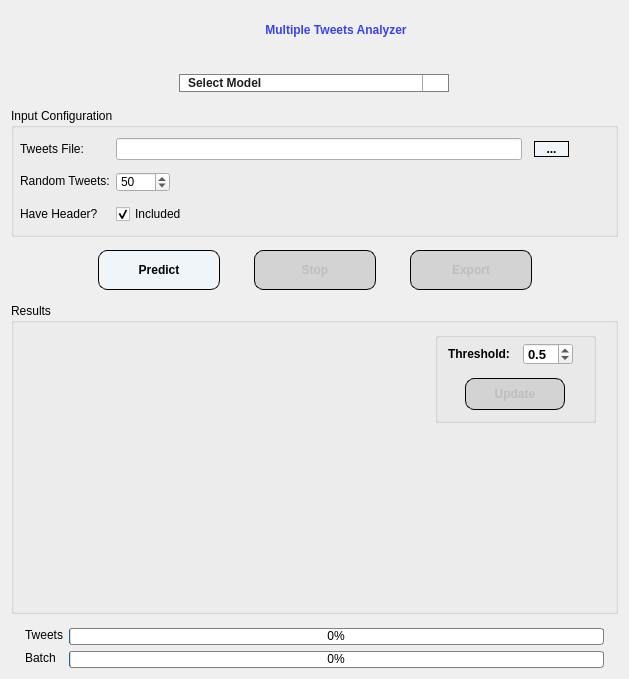
OrCo27/TwitterBotDetection, file gui/MultipleAnalyzer.ui: the form before one commit.
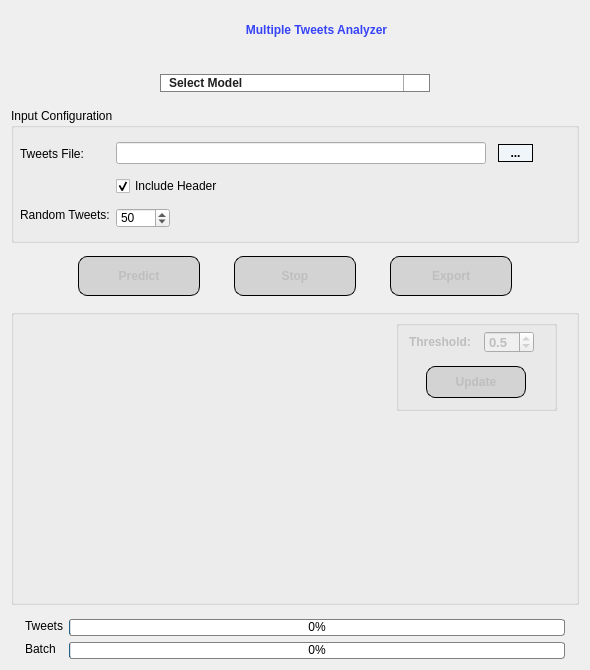
The form after the commit. Icons and pictures are not drawn. Custom widgets are drawn as their Qt base class.

Patch:
```diff
--- a/gui/MultipleAnalyzer.ui
+++ b/gui/MultipleAnalyzer.ui
@@ -6,10 +6,16 @@
    <rect>
     <x>0</x>
     <y>0</y>
-    <width>615</width>
-    <height>679</height>
+    <width>590</width>
+    <height>670</height>
    </rect>
   </property>
+  <property name="sizePolicy">
+   <sizepolicy hsizetype="Preferred" vsizetype="Preferred">
+    <horstretch>0</horstretch>
+    <verstretch>0</verstretch>
+   </sizepolicy>
+  </property>
   <property name="windowTitle">
    <string>Multiple Tweets Analyzer</string>
   </property>
@@ -254,7 +260,7 @@
     </layout>
    </item>
    <item>
-    <widget class="QGroupBox" name="horizontalGroupBox_3">
+    <widget class="QGroupBox" name="groupbox_config">
      <property name="title">
       <string>Input Configuration</string>
      </property>
@@ -274,7 +280,7 @@
       <item>
        <layout class="QVBoxLayout" name="verticalLayout">
         <property name="spacing">
-         <number>12</number>
+         <number>0</number>
         </property>
         <property name="topMargin">
          <number>0</number>
@@ -295,6 +301,13 @@
           </property>
          </widget>
         </item>
+        <item>
+         <widget class="QLabel" name="label">
+          <property name="text">
+           <string/>
+          </property>
+         </widget>
+        </item>
         <item>
          <widget class="QLabel" name="label_7">
           <property name="sizePolicy">
@@ -308,19 +321,6 @@
           </property>
          </widget>
         </item>
-        <item>
-         <widget class="QLabel" name="label_3">
-          <property name="sizePolicy">
-           <sizepolicy hsizetype="Fixed" vsizetype="Preferred">
-            <horstretch>0</horstretch>
-            <verstretch>0</verstretch>
-           </sizepolicy>
-          </property>
-          <property name="text">
-           <string>Have Header?</string>
-          </property>
-         </widget>
-        </item>
        </layout>
       </item>
       <item>
@@ -329,6 +329,17 @@
          <number>12</number>
         </property>
         <property name="topMargin">
+         <number>4</number>
+        </property>
+        <property name="bottomMargin">
+         <number>2</number>
+        </property>
+        <item>
+         <layout class="QVBoxLayout" name="verticalLayout_7">
+          <property name="topMargin">
+           <number>0</number>
+          </property>
+          <property name="bottomMargin">
          <number>0</number>
         </property>
         <item>
@@ -369,7 +380,7 @@
             <property name="minimumSize">
              <size>
               <width>35</width>
-              <height>0</height>
+                <height>18</height>
              </size>
             </property>
             <property name="maximumSize">
@@ -402,6 +413,24 @@
          </layout>
         </item>
         <item>
+           <widget class="QCheckBox" name="checkbox_header">
+            <property name="sizePolicy">
+             <sizepolicy hsizetype="Preferred" vsizetype="Fixed">
+              <horstretch>0</horstretch>
+              <verstretch>0</verstretch>
+             </sizepolicy>
+            </property>
+            <property name="text">
+             <string>Include Header</string>
+            </property>
+            <property name="checked">
+             <bool>true</bool>
+            </property>
+           </widget>
+          </item>
+         </layout>
+        </item>
+        <item>
          <layout class="QHBoxLayout" name="horizontalLayout_8">
           <property name="topMargin">
            <number>0</number>
@@ -430,7 +459,7 @@
              <number>3</number>
             </property>
             <property name="maximum">
-             <number>9000</number>
+             <number>5000</number>
             </property>
             <property name="value">
              <number>50</number>
@@ -452,42 +481,6 @@
           </item>
          </layout>
         </item>
-        <item>
-         <layout class="QHBoxLayout" name="horizontalLayout_7">
-          <property name="topMargin">
-           <number>0</number>
-          </property>
-          <item>
-           <widget class="QCheckBox" name="checkbox_header">
-            <property name="sizePolicy">
-             <sizepolicy hsizetype="Preferred" vsizetype="Fixed">
-              <horstretch>0</horstretch>
-              <verstretch>0</verstretch>
-             </sizepolicy>
-            </property>
-            <property name="text">
-             <string>Included</string>
-            </property>
-            <property name="checked">
-             <bool>true</bool>
-            </property>
-           </widget>
-          </item>
-          <item>
-           <spacer name="horizontalSpacer_3">
-            <property name="orientation">
-             <enum>Qt::Horizontal</enum>
-            </property>
-            <property name="sizeHint" stdset="0">
-             <size>
-              <width>40</width>
-              <height>20</height>
-             </size>
-            </property>
-           </spacer>
-          </item>
-         </layout>
-        </item>
        </layout>
       </item>
      </layout>
@@ -525,6 +518,9 @@
      </item>
      <item>
       <widget class="QPushButton" name="btn_start">
+       <property name="enabled">
+        <bool>false</bool>
+       </property>
        <property name="minimumSize">
         <size>
          <width>122</width>
@@ -639,8 +635,14 @@
        <verstretch>0</verstretch>
       </sizepolicy>
      </property>
+     <property name="maximumSize">
+      <size>
+       <width>16777215</width>
+       <height>300</height>
+      </size>
+     </property>
      <property name="title">
-      <string>Results</string>
+      <string/>
      </property>
      <layout class="QHBoxLayout" name="horizontalLayout_9">
       <property name="spacing">
@@ -649,11 +651,14 @@
       <property name="leftMargin">
        <number>10</number>
       </property>
+      <property name="topMargin">
+       <number>5</number>
+      </property>
       <property name="rightMargin">
        <number>10</number>
       </property>
       <property name="bottomMargin">
-       <number>0</number>
+       <number>5</number>
       </property>
       <item>
        <widget class="QWidget" name="piechart" native="true">
@@ -665,8 +670,8 @@
         </property>
         <property name="minimumSize">
          <size>
-          <width>400</width>
-          <height>0</height>
+          <width>350</width>
+          <height>270</height>
          </size>
         </property>
         <property name="maximumSize">
@@ -686,7 +691,7 @@
          <number>0</number>
         </property>
         <property name="bottomMargin">
-         <number>50</number>
+         <number>0</number>
         </property>
         <item>
          <widget class="QFrame" name="verticalFrame_3">
@@ -701,7 +706,10 @@
             <number>0</number>
            </property>
            <item>
-            <widget class="QGroupBox" name="verticalGroupBox_5">
+            <widget class="QGroupBox" name="groupbox_threshold">
+             <property name="enabled">
+              <bool>false</bool>
+             </property>
              <layout class="QVBoxLayout" name="verticalLayout_6">
               <property name="spacing">
                <number>13</number>
@@ -836,10 +844,13 @@
           <property name="orientation">
            <enum>Qt::Vertical</enum>
           </property>
+          <property name="sizeType">
+           <enum>QSizePolicy::Expanding</enum>
+          </property>
           <property name="sizeHint" stdset="0">
            <size>
             <width>20</width>
-            <height>40</height>
+            <height>31</height>
            </size>
           </property>
          </spacer>
@@ -966,6 +977,14 @@
    </item>
   </layout>
  </widget>
+ <customwidgets>
+  <customwidget>
+   <class>QChartView</class>
+   <extends>QWidget</extends>
+   <header>PyQt5.QtChart</header>
+   <container>1</container>
+  </customwidget>
+ </customwidgets>
  <resources>
   <include location="source.qrc"/>
  </resources>
```
Left out of the diff: 2 changed lines with no effect on the pictures. Lines whose indentation alone changed are shown as unchanged.
